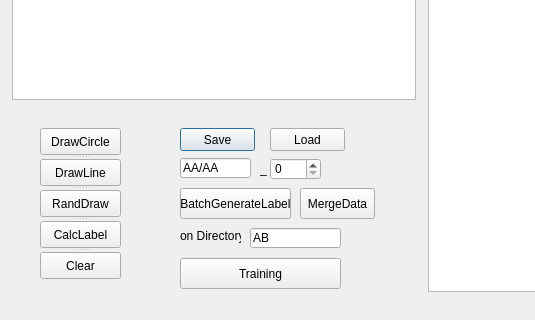
First picture: the form in mainWin.ui, repository alexjean/MakeData, before the edit; both pictures show x 0 to 535 and y 522 to 842 of the 1241 by 842 pixel window.
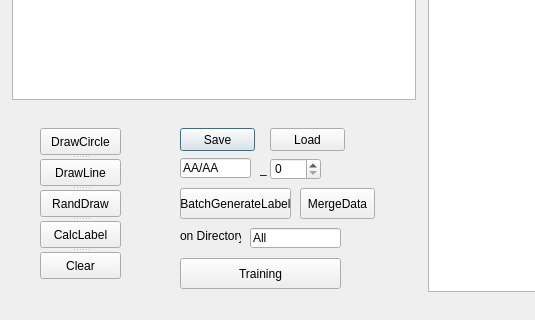
Second picture: the form after the edit.

The edit to the form file:
```diff
--- a/mainWin.ui
+++ b/mainWin.ui
@@ -154,7 +154,7 @@
     </rect>
    </property>
    <property name="text">
-    <string>AB</string>
+    <string>All</string>
    </property>
   </widget>
   <widget class="QPushButton" name="btnTraining">
```
